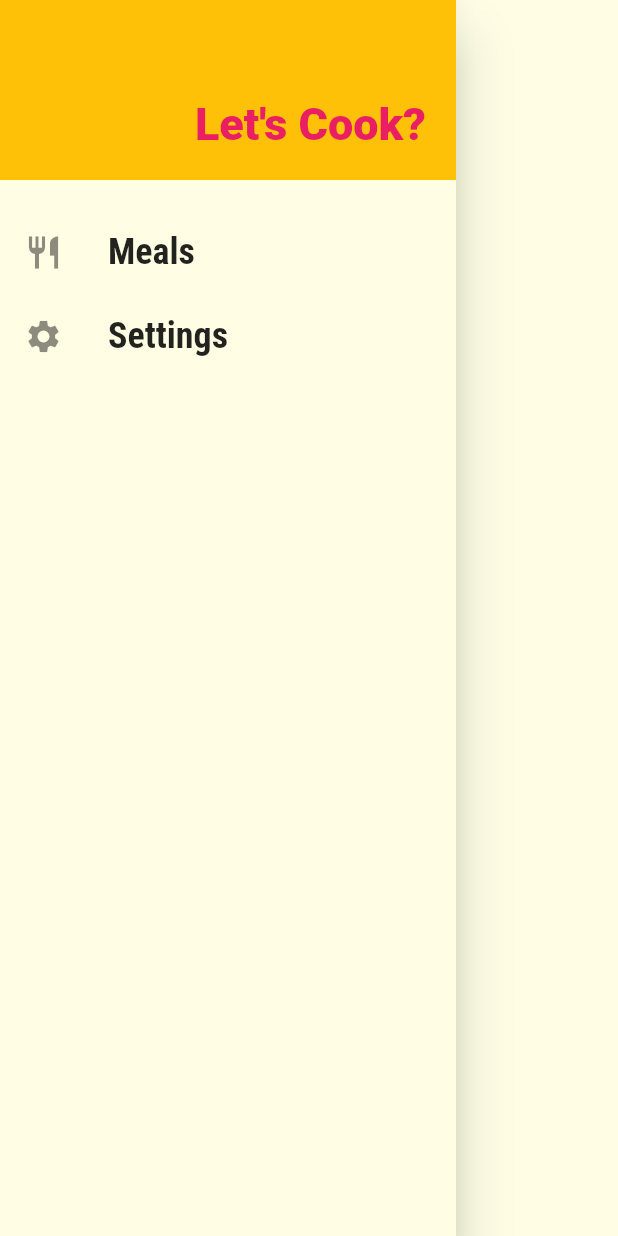
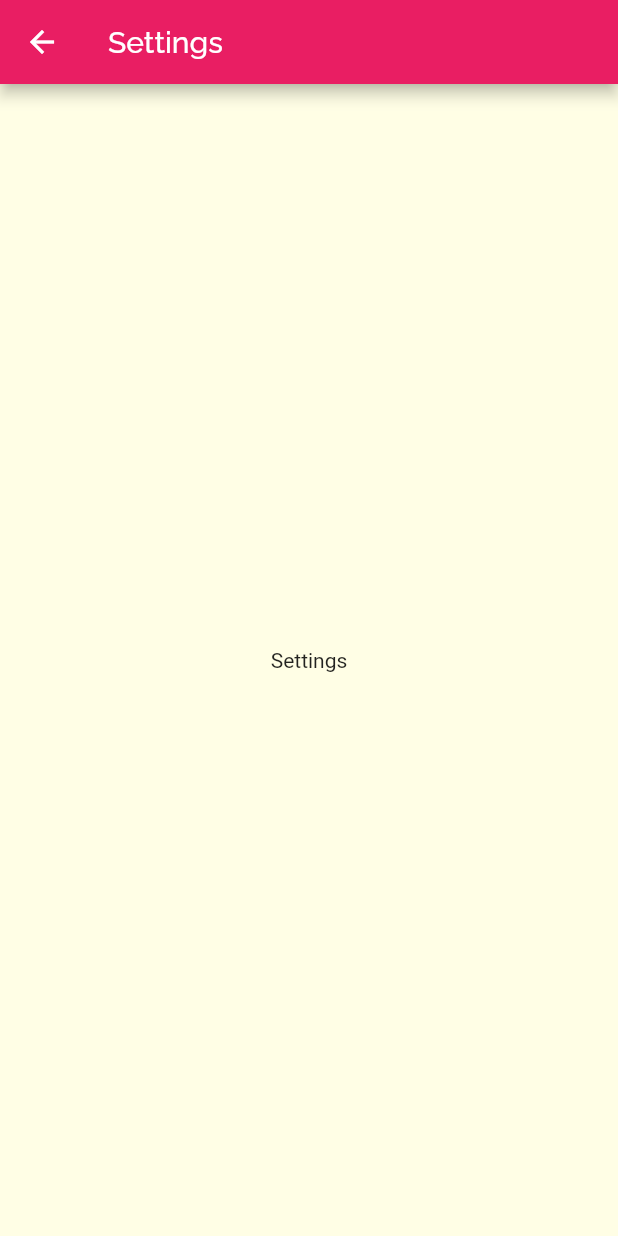
Before and after one commit to s7Thiago/flutter-food-recipes-book, a Flutter app: the MainDrawer widget shown alone on an empty page, opened directly, after a tap on "Settings", on a phone screen of 412 x 824 dp. Run offline on Flutter 3.47's test engine with Material 2 defaults, Android fonts, the light colour scheme and no system bars; network calls fail.

Commit message:
Implementing onTap for drawer items, and creating settings screen

```diff
--- a/lib/components/main_drawer.dart
+++ b/lib/components/main_drawer.dart
@@ -1,7 +1,8 @@
 import 'package:flutter/material.dart';
+import '../utils/routes.dart';
 
 class MainDrawer extends StatelessWidget {
-  Widget createItem(IconData icon, String label) {
+  Widget createItem(IconData icon, String label, Function onTap) {
     return ListTile(
       leading: Icon(
         icon,
@@ -15,7 +16,7 @@ class MainDrawer extends StatelessWidget {
           fontWeight: FontWeight.bold,
         ),
       ),
-      onTap: () {},
+      onTap: onTap,
     );
   }
 
@@ -42,8 +43,16 @@ class MainDrawer extends StatelessWidget {
           SizedBox(
             height: 20,
           ),
-          createItem(Icons.restaurant, 'Meals'),
-          createItem(Icons.settings, 'Settings'),
+          createItem(
+            Icons.restaurant,
+            'Meals',
+            () => Navigator.of(context).pushNamed(AppRoutes.HOME),
+          ),
+          createItem(
+            Icons.settings,
+            'Settings',
+            () => Navigator.of(context).pushNamed(AppRoutes.SETTINGS),
+          ),
         ],
       ),
     );
--- a/lib/main.dart
+++ b/lib/main.dart
@@ -1,9 +1,10 @@
-import 'package:cod3r_navigation/screens/categories_screen.dart';
 import 'package:flutter/material.dart';
+
 import './screens/categories_meals_screen.dart';
-import './utils/routes.dart';
 import './screens/meal_detail_screen.dart';
 import './screens/tabs_screen.dart';
+import './screens/settings_screen.dart';
+import './utils/routes.dart';
 
 void main() => runApp(MyApp());
 
@@ -28,6 +29,7 @@ class MyApp extends StatelessWidget {
         AppRoutes.HOME: (_) => TabsScreen(),
         AppRoutes.CATEGORIES_MEALS: (context) => CategoriesMealsScreen(),
         AppRoutes.MEAL_DETAIL: (context) => MealDetatilScreen(),
+        AppRoutes.SETTINGS: (context) => SettingsScreen(),
       },
     );
   }
--- /dev/null
+++ b/lib/screens/settings_screen.dart
@@ -0,0 +1,15 @@
+import 'package:flutter/material.dart';
+
+class SettingsScreen extends StatelessWidget {
+  @override
+  Widget build(BuildContext context) {
+    return Scaffold(
+      appBar: AppBar(
+        title: Text('Settings'),
+      ),
+      body: Center(
+        child: Text('Settings'),
+      ),
+    );
+  }
+}
--- a/lib/utils/routes.dart
+++ b/lib/utils/routes.dart
@@ -2,4 +2,5 @@ class AppRoutes {
   static const HOME = '/';
   static const CATEGORIES_MEALS = '/categories-meals';
   static const MEAL_DETAIL = '/meal-detail';
+  static const SETTINGS = '/settings';
 }
```
